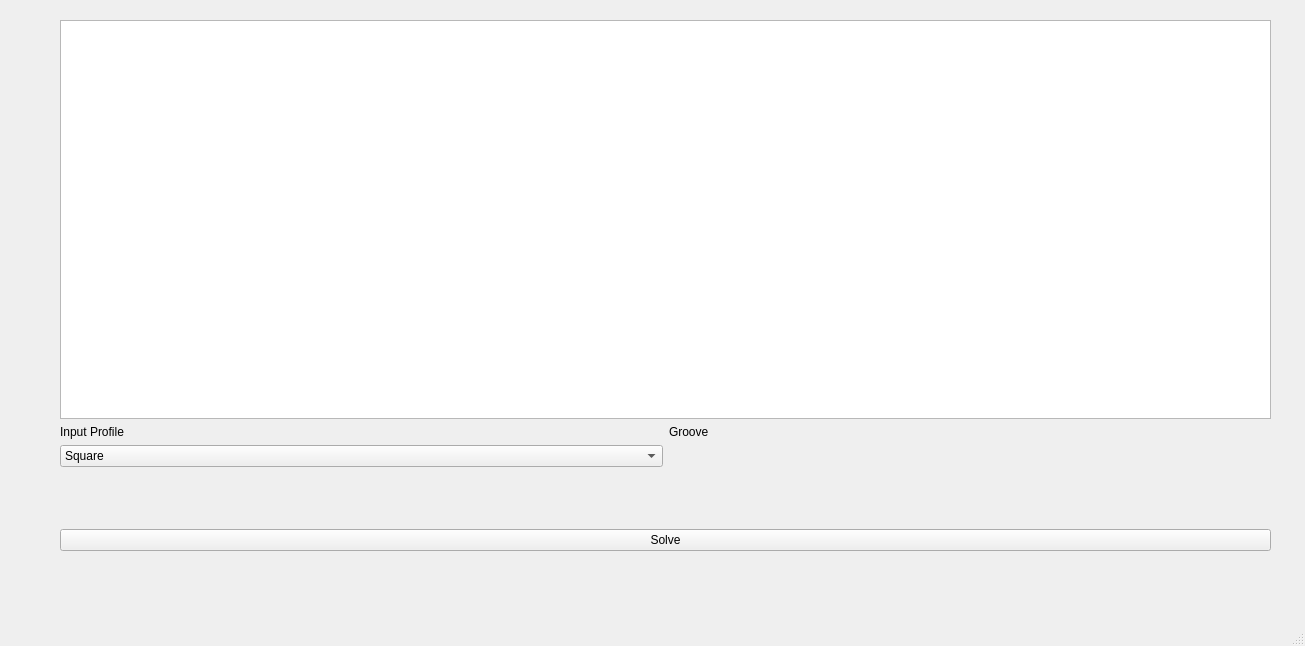
First picture: the form in pyroll/gui/mainwindow.ui, repository pyroll-project/pyroll-gui, before the edit.
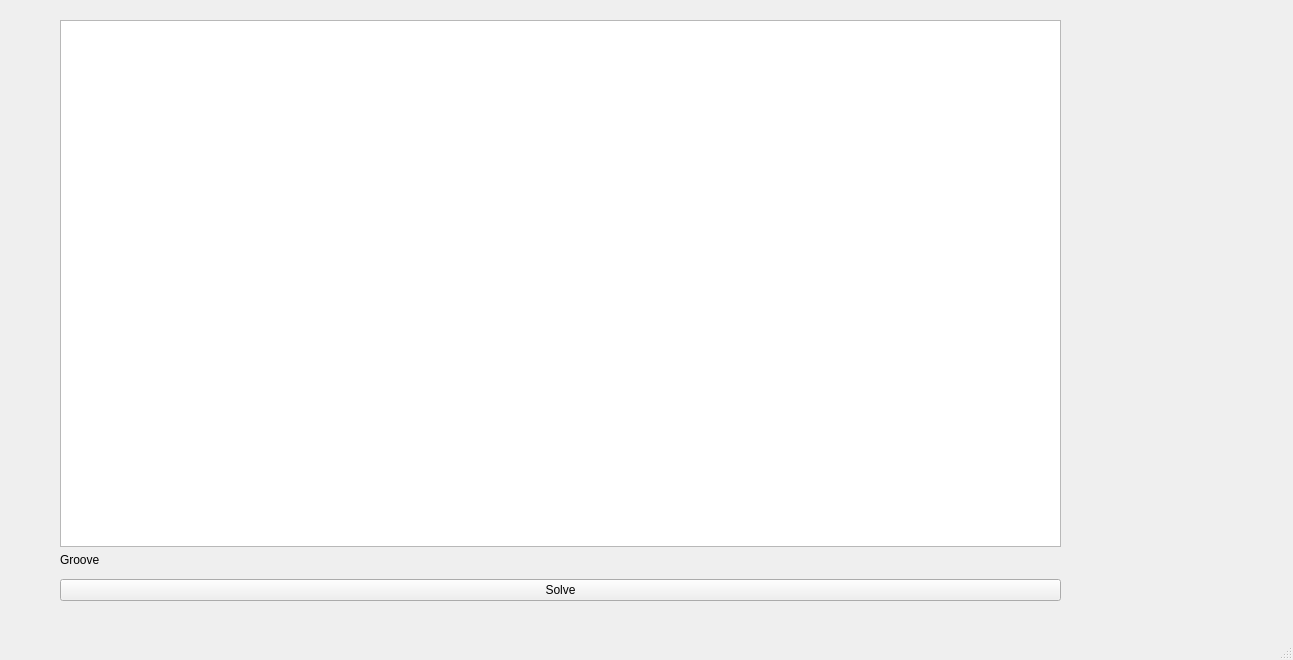
Second picture: the form after the edit.

Patch:
```diff
--- a/pyroll/gui/mainwindow.ui
+++ b/pyroll/gui/mainwindow.ui
@@ -6,8 +6,8 @@
    <rect>
     <x>0</x>
     <y>0</y>
-    <width>1305</width>
-    <height>646</height>
+    <width>1293</width>
+    <height>660</height>
    </rect>
   </property>
   <property name="windowTitle">
@@ -19,8 +19,8 @@
      <rect>
       <x>60</x>
       <y>20</y>
-      <width>1211</width>
-      <height>531</height>
+      <width>1001</width>
+      <height>581</height>
      </rect>
     </property>
     <layout class="QVBoxLayout" name="verticalLayout">
@@ -30,54 +30,10 @@
      <item>
       <layout class="QHBoxLayout" name="horizontalLayout_2">
        <item>
-        <layout class="QVBoxLayout" name="verticalLayout_5">
-         <item>
-          <widget class="QLabel" name="label_2">
-           <property name="text">
-            <string>Input Profile</string>
-           </property>
-           <property name="alignment">
-            <set>Qt::AlignLeading|Qt::AlignLeft|Qt::AlignTop</set>
-           </property>
-          </widget>
-         </item>
-         <item>
-          <widget class="QComboBox" name="inputProfileBox">
-           <item>
-            <property name="text">
-             <string>Square</string>
-            </property>
-           </item>
-           <item>
-            <property name="text">
-             <string>Box</string>
-            </property>
-           </item>
-           <item>
-            <property name="text">
-             <string>Round</string>
-            </property>
-           </item>
-           <item>
-            <property name="text">
-             <string>Diamond</string>
-            </property>
-           </item>
-          </widget>
-         </item>
-         <item>
-          <widget class="QWidget" name="widget" native="true">
-           <property name="minimumSize">
-            <size>
-             <width>0</width>
-             <height>50</height>
-            </size>
-           </property>
-           <property name="layoutDirection">
-            <enum>Qt::LeftToRight</enum>
-           </property>
-          </widget>
-         </item>
+        <layout class="QGridLayout" name="inputProfileGrid">
+         <property name="horizontalSpacing">
+          <number>5</number>
+         </property>
         </layout>
        </item>
        <item>
```
Left out of the diff: 2 changed lines with no effect on the pictures.
